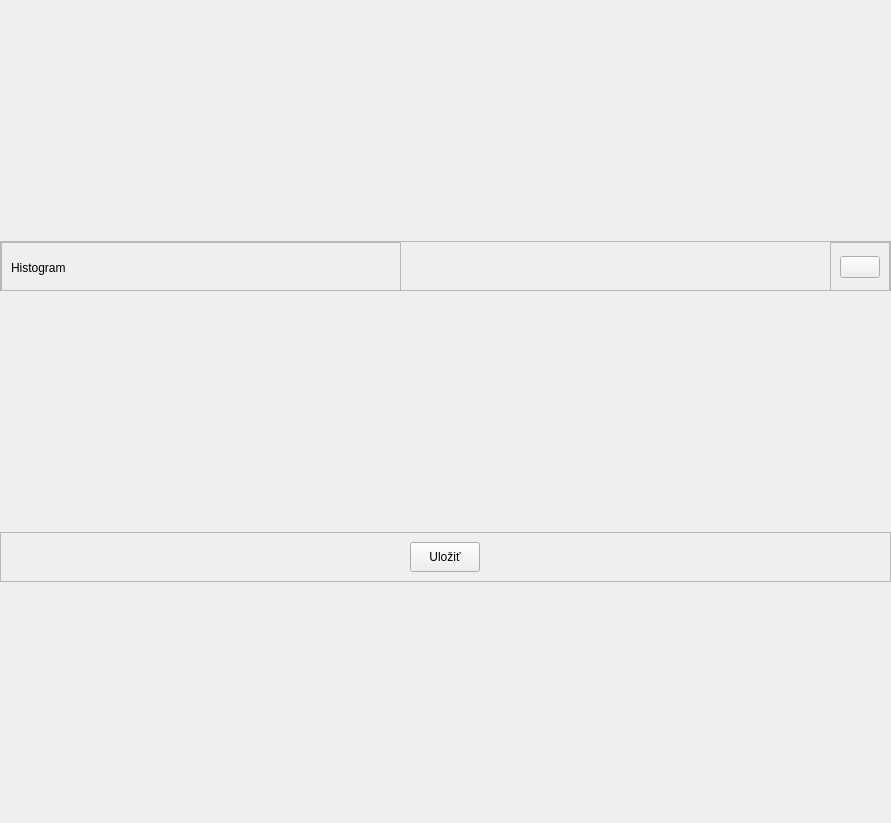
Before: the Qt Designer form src/app/ui/histogram.ui in TIS2023-FMFI/pracovne-instrukcie, drawn with Qt 5.
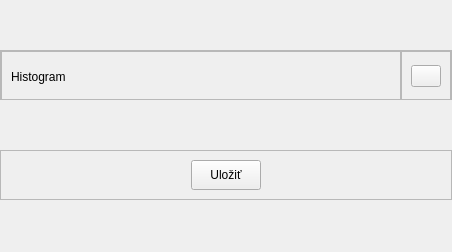
After: the same form once the commit is applied. Icons and pictures are not drawn.

```diff
--- a/src/app/ui/histogram.ui
+++ b/src/app/ui/histogram.ui
@@ -6,8 +6,8 @@
    <rect>
     <x>0</x>
     <y>0</y>
-    <width>891</width>
-    <height>823</height>
+    <width>452</width>
+    <height>252</height>
    </rect>
   </property>
   <property name="windowTitle">
```
